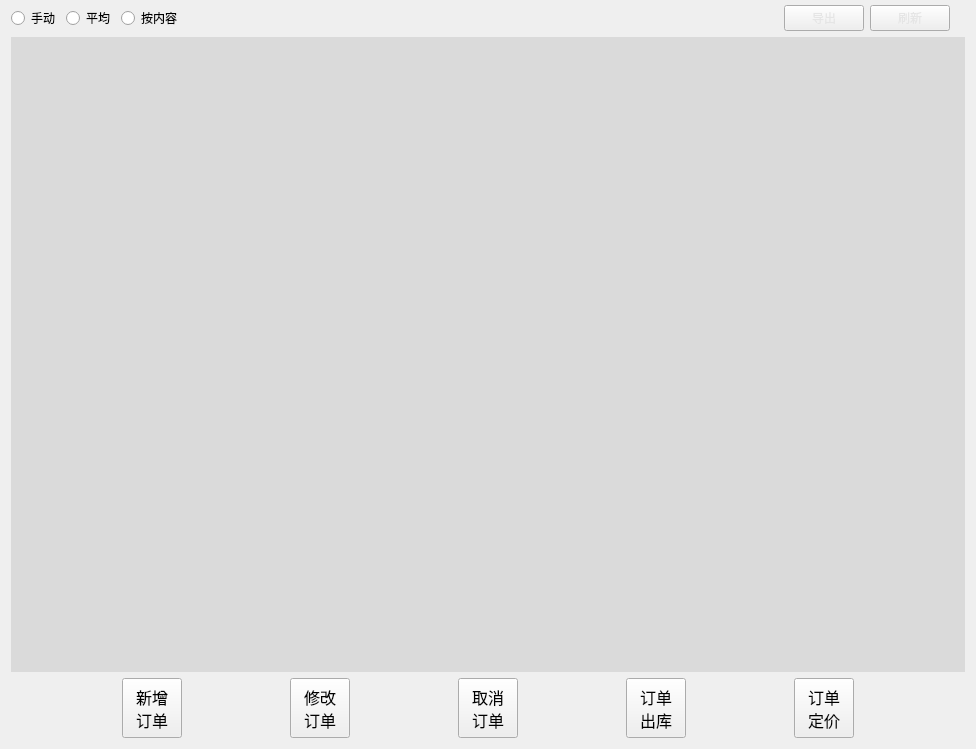
superp2017/NTERP, file Qt/ERP/ordermanager.ui: the form before one commit.
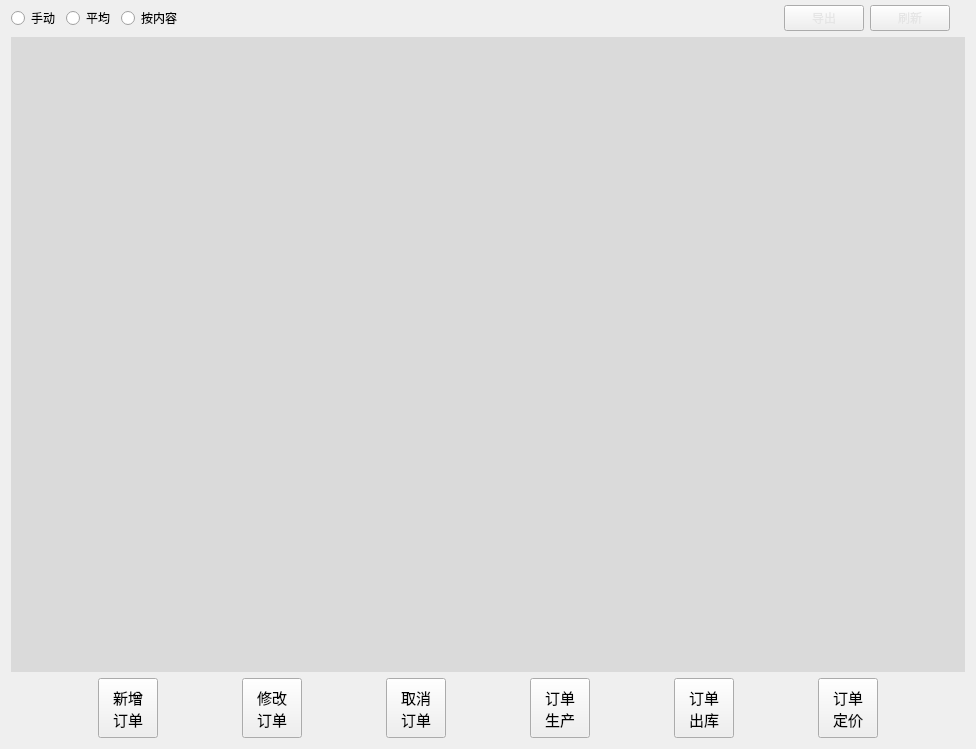
The form after the commit.

What changed in the file:
```diff
--- a/Qt/ERP/ordermanager.ui
+++ b/Qt/ERP/ordermanager.ui
@@ -148,7 +148,7 @@
         <property name="font">
          <font>
           <family>Arial</family>
-          <pointsize>12</pointsize>
+          <pointsize>11</pointsize>
          </font>
         </property>
         <property name="styleSheet">
@@ -190,7 +190,7 @@
         <property name="font">
          <font>
           <family>Arial</family>
-          <pointsize>12</pointsize>
+          <pointsize>11</pointsize>
          </font>
         </property>
         <property name="text">
@@ -229,7 +229,7 @@
         <property name="font">
          <font>
           <family>Arial</family>
-          <pointsize>12</pointsize>
+          <pointsize>11</pointsize>
          </font>
         </property>
         <property name="text">
@@ -251,6 +251,47 @@
         </property>
        </spacer>
       </item>
+      <item>
+       <widget class="QPushButton" name="pushButton_produce">
+        <property name="minimumSize">
+         <size>
+          <width>60</width>
+          <height>60</height>
+         </size>
+        </property>
+        <property name="maximumSize">
+         <size>
+          <width>60</width>
+          <height>60</height>
+         </size>
+        </property>
+        <property name="font">
+         <font>
+          <family>Arial</family>
+          <pointsize>11</pointsize>
+          <weight>50</weight>
+          <bold>false</bold>
+         </font>
+        </property>
+        <property name="text">
+         <string>订单
+生产</string>
+        </property>
+       </widget>
+      </item>
+      <item>
+       <spacer name="horizontalSpacer_8">
+        <property name="orientation">
+         <enum>Qt::Horizontal</enum>
+        </property>
+        <property name="sizeHint" stdset="0">
+         <size>
+          <width>40</width>
+          <height>20</height>
+         </size>
+        </property>
+       </spacer>
+      </item>
       <item>
        <widget class="QPushButton" name="pushButton_success">
         <property name="minimumSize">
@@ -268,7 +309,7 @@
         <property name="font">
          <font>
           <family>Arial</family>
-          <pointsize>12</pointsize>
+          <pointsize>11</pointsize>
          </font>
         </property>
         <property name="text">
@@ -307,7 +348,7 @@
         <property name="font">
          <font>
           <family>Arial</family>
-          <pointsize>12</pointsize>
+          <pointsize>11</pointsize>
          </font>
         </property>
         <property name="text">
```
